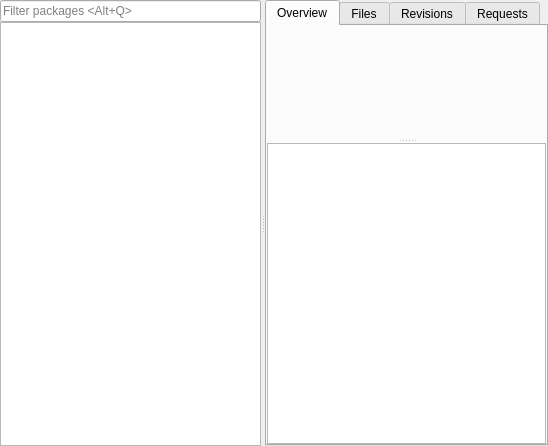
Old version of the form src/gui/browser/browser.ui in the repository javierllorente/qactus.
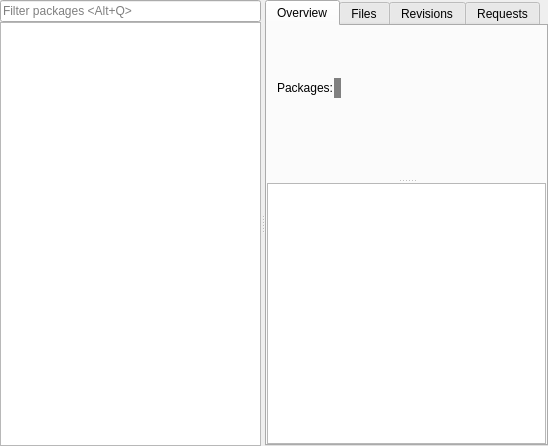
New version of the form. Custom widgets are drawn as their Qt base class.

Commit message: Show package count on overview if a project is displayed

The edit to the form file:
```diff
--- a/src/gui/browser/browser.ui
+++ b/src/gui/browser/browser.ui
@@ -222,6 +222,55 @@
                    </property>
                   </widget>
                  </item>
+                 <item>
+                  <layout class="QHBoxLayout" name="horizontalLayout">
+                   <property name="topMargin">
+                    <number>20</number>
+                   </property>
+                   <item>
+                    <widget class="QLabel" name="packages">
+                     <property name="text">
+                      <string>Packages:</string>
+                     </property>
+                     <property name="margin">
+                      <number>2</number>
+                     </property>
+                     <property name="indent">
+                      <number>10</number>
+                     </property>
+                    </widget>
+                   </item>
+                   <item>
+                    <widget class="QLabel" name="packagesCount">
+                     <property name="styleSheet">
+                      <string notr="true">QLabel {
+	background-color: gray;
+	color: white;
+}</string>
+                     </property>
+                     <property name="margin">
+                      <number>2</number>
+                     </property>
+                     <property name="indent">
+                      <number>0</number>
+                     </property>
+                    </widget>
+                   </item>
+                   <item>
+                    <spacer name="horizontalSpacer">
+                     <property name="orientation">
+                      <enum>Qt::Horizontal</enum>
+                     </property>
+                     <property name="sizeHint" stdset="0">
+                      <size>
+                       <width>40</width>
+                       <height>20</height>
+                      </size>
+                     </property>
+                    </spacer>
+                   </item>
+                  </layout>
+                 </item>
                  <item>
                   <spacer name="verticalSpacer_2">
                    <property name="orientation">
```
Left out of the diff: 28 changed lines with no effect on the pictures. The commit also changes 1 other file.
